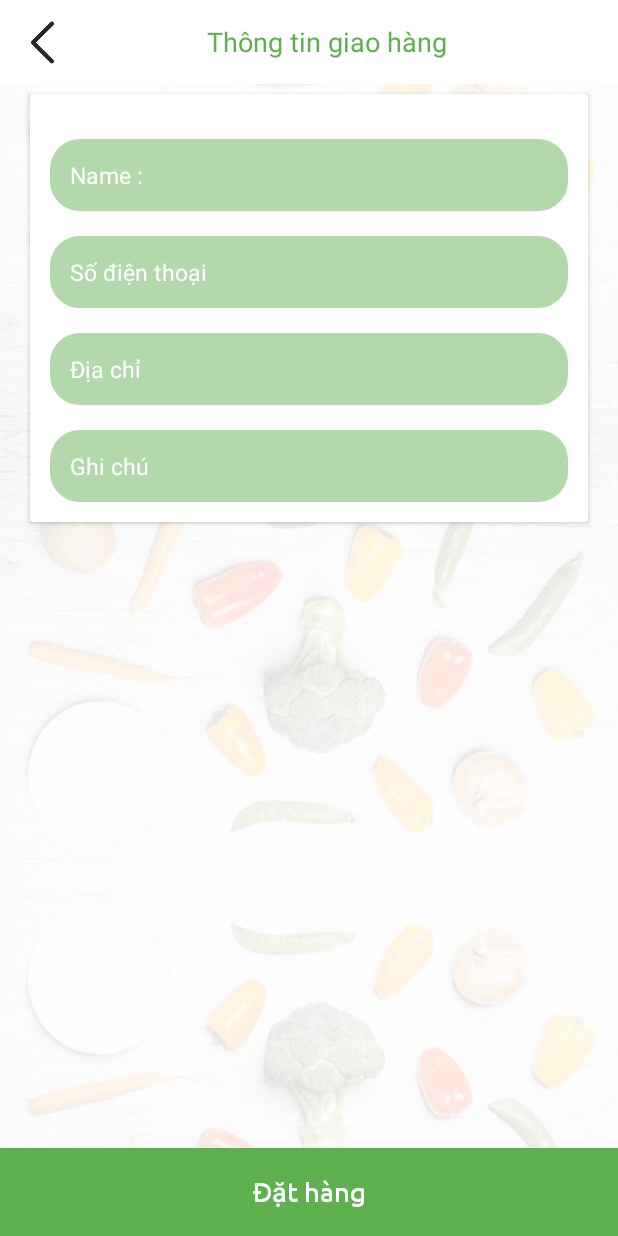
After one commit to billphong/shop-grocey-template, an Android app: the fragment ShipInfoFragment placed in its activity, on a phone screen of 412 x 824 dp. The commit adds this screen. Run offline under Robolectric (Android 15) with nearby library versions, the phone set to English and light mode, and no system bars; our stand-ins replace Volley, sdp/ssp sizes; libraries missing offline, so code that uses them is left out: dmax.dialog; 1 statement that could not run was skipped.

Commit message:
ship info

```diff
--- a/app/src/main/java/com/summit/service/fragment/CartListFragment.java
+++ b/app/src/main/java/com/summit/service/fragment/CartListFragment.java
@@ -134,7 +134,7 @@ public class CartListFragment extends BaseFragment {
     public void onClick(View v) {
 
         if (v == rlCheckOut) {
-            SelectAddressFragment cartFragment = new SelectAddressFragment();
+            ShipInfoFragment cartFragment = new ShipInfoFragment();
             Utils.addNextFragment(getActivity(), cartFragment, CartListFragment.this, true);
         }
     }
--- /dev/null
+++ b/app/src/main/java/com/summit/service/fragment/ShipInfoFragment.java
@@ -0,0 +1,100 @@
+package com.summit.service.fragment;
+
+import android.os.Bundle;
+import android.view.LayoutInflater;
+import android.view.View;
+import android.view.ViewGroup;
+import android.widget.EditText;
+import android.widget.LinearLayout;
+import android.widget.RelativeLayout;
+import android.widget.TextView;
+
+import com.summit.service.Activity.LoginActivity;
+import com.summit.service.Activity.MenuActivity;
+import com.summit.service.GrocerApplication;
+import com.summit.service.R;
+import com.summit.service.db.SqlDbHelpers;
+import com.summit.service.model.order.OrderModel;
+import com.summit.service.model.user.UserModel;
+import com.summit.service.util.Utils;
+
+public class ShipInfoFragment extends BaseFragment {
+
+    private LinearLayout llContainer;
+    private EditText etName;
+    private EditText etPhone;
+    private EditText etAddress;
+    private EditText etInfo;
+    private TextView tvOrder;
+
+    private OrderModel orderModel;
+
+    @Override
+    public View onCreateView(LayoutInflater inflater, ViewGroup container, Bundle savedInstanceState) {
+        final View rootView = inflater.inflate(R.layout.fragment_ship_info, container, false);
+
+        initToolbar();
+        initComponents(rootView);
+
+        return rootView;
+    }
+
+    @Override
+    public void initComponents(View rootView) {
+        llContainer = (LinearLayout) rootView.findViewById(R.id.fragment_ship_info_llContainer);
+
+        etName = (EditText) rootView.findViewById(R.id.fragment_ship_info_etName);
+        etPhone = (EditText) rootView.findViewById(R.id.fragment_ship_info_etPhone);
+        etAddress = (EditText) rootView.findViewById(R.id.fragment_ship_info_etAddress);
+        etInfo = (EditText) rootView.findViewById(R.id.fragment_ship_info_etInfo);
+        tvOrder = (TextView) rootView.findViewById(R.id.fragment_ship_info_tvOrder);
+
+        getData();
+    }
+
+    public void initToolbar() {
+        ((MenuActivity) getActivity()).setUpToolbar(getString(R.string.delivery), true);
+    }
+
+    private void  getData(){
+        SqlDbHelpers sqlDbHelpers = new SqlDbHelpers(getActivity());
+        UserModel userModel = sqlDbHelpers.getUser(GrocerApplication.getmInstance().getSharedPreferences().getString(getString(R.string.preferances_userName), ""));
+        if(userModel != null){
+            etName.setText(userModel.getName());
+            etPhone.setText(userModel.getPhone());
+            etAddress.setText(userModel.getAddress());
+        }
+    }
+
+    @Override
+    public void onClick(View v) {
+        super.onClick(v);
+
+        if(v == tvOrder){
+            //call api save order
+
+        }
+    }
+
+    private void submitForm(){
+        if (etName.getText().toString().trim().isEmpty()) {
+            Utils.snackbar(llContainer, getString(R.string.val_enter_name), true, getActivity());
+        } else if (etPhone.getText().toString().trim().isEmpty()) {
+            Utils.snackbar(llContainer, getString(R.string.val_enter_phone), true, getActivity());
+        } else if (etAddress.getText().toString().trim().isEmpty()) {
+            Utils.snackbar(llContainer, getString(R.string.val_enter_address), true, getActivity());
+        } else {
+
+            orderModel = getOrderModelFromView();
+        }
+    }
+
+    private OrderModel getOrderModelFromView(){
+        OrderModel orderModel = new OrderModel();
+        orderModel.setAddress(etAddress.getText().toString().trim());
+        orderModel.setPhone(etPhone.getText().toString().trim());
+        orderModel.setInfo(etInfo.getText().toString().trim());
+        orderModel.setUserId(GrocerApplication.getmInstance().getSharedPreferences().getInt(getString(R.string.preferances_userId), 0));
+        return orderModel;
+    }
+}
--- /dev/null
+++ b/app/src/main/res/layout/fragment_ship_info.xml
@@ -0,0 +1,100 @@
+<?xml version="1.0" encoding="utf-8"?>
+<com.summit.service.comman.SlidingLinearLayout xmlns:android="http://schemas.android.com/apk/res/android"
+    xmlns:app="http://schemas.android.com/apk/res-auto"
+    android:id="@+id/fragment_ship_info_llContainer"
+    android:layout_width="match_parent"
+    android:layout_height="match_parent"
+    android:background="@drawable/background"
+    android:orientation="vertical">
+
+    <LinearLayout
+        android:layout_width="match_parent"
+        android:layout_height="0dp"
+        android:layout_marginEnd="@dimen/_10sdp"
+        android:layout_marginStart="@dimen/_10sdp"
+        android:layout_weight="1"
+        android:orientation="vertical">
+
+    <android.support.v7.widget.CardView
+        android:layout_width="match_parent"
+        android:layout_height="wrap_content"
+        android:layout_marginEnd="@dimen/_5sdp"
+        android:layout_marginStart="@dimen/_5sdp"
+        android:layout_marginTop="@dimen/_5sdp">
+
+        <LinearLayout
+            android:layout_width="match_parent"
+            android:layout_height="wrap_content"
+            android:layout_gravity="center_vertical"
+            android:layout_margin="@dimen/_10sdp"
+            android:gravity="center_vertical"
+            android:orientation="vertical">
+
+            <com.summit.service.customecomponent.CustomEdittext
+                android:id="@+id/fragment_ship_info_etName"
+                android:layout_marginTop="@dimen/_13sdp"
+                android:hint="@string/name"
+                android:digits="0123456789"
+                android:inputType="number"
+                style="@style/register_edittext"
+                app:font_name="UBUNTU-MEDIUM.TTF" />
+
+            <com.summit.service.customecomponent.CustomEdittext
+                android:id="@+id/fragment_ship_info_etPhone"
+                android:layout_marginTop="@dimen/_13sdp"
+                android:hint="@string/phone"
+                android:digits="0123456789"
+                android:inputType="number"
+                style="@style/register_edittext"
+                app:font_name="UBUNTU-MEDIUM.TTF" />
+
+            <com.summit.service.customecomponent.CustomEdittext
+                android:id="@+id/fragment_ship_info_etAddress"
+                android:layout_marginTop="@dimen/_13sdp"
+                android:hint="@string/address"
+                android:inputType="text"
+                style="@style/register_edittext"
+                app:font_name="UBUNTU-MEDIUM.TTF" />
+
+            <com.summit.service.customecomponent.CustomEdittext
+                android:layout_height="wrap_content"
+                android:id="@+id/fragment_ship_info_etInfo"
+                android:layout_marginTop="@dimen/_13sdp"
+                android:hint="@string/info"
+                android:inputType="text"
+                style="@style/ship_info"
+                app:font_name="UBUNTU-MEDIUM.TTF"
+                android:lines="5"
+                android:maxLines="5"/>
+
+        </LinearLayout>
+    </android.support.v7.widget.CardView>
+
+    </LinearLayout>
+
+        <RelativeLayout
+            android:id="@+id/fragment_ship_info_rlOrder"
+            android:layout_width="match_parent"
+            android:layout_height="@dimen/_45sdp"
+            android:layout_alignParentBottom="true"
+            android:layout_gravity="center_vertical"
+            android:background="@color/colorPrimary">
+
+
+            <com.summit.service.customecomponent.CustomTextView
+                android:id="@+id/fragment_ship_info_tvOrder"
+                android:layout_width="wrap_content"
+                android:layout_height="wrap_content"
+                android:layout_centerInParent="true"
+                android:gravity="center_vertical"
+                android:padding="@dimen/_3sdp"
+                android:text="@string/order"
+                android:textColor="@color/white"
+                android:textSize="@dimen/_14sdp"
+                android:textStyle="bold"
+                app:font_name="UBUNTU-MEDIUM.TTF" />
+
+
+        </RelativeLayout>
+
+</com.summit.service.comman.SlidingLinearLayout>
--- a/app/src/main/res/values/strings.xml
+++ b/app/src/main/res/values/strings.xml
@@ -30,6 +30,7 @@
     <string name="user_name">Tên</string>
     <string name="phone">Số điện thoại</string>
     <string name="address">Địa chỉ</string>
+    <string name="info">Ghi chú</string>
     <string name="btn_signin">Đăng nhập</string>
     <string name="btn_signup">Đăng ký</string>
     <string name="forgot_password">Quên mật khẩu</string>
@@ -119,21 +120,21 @@
     <string name="check_out_now">Thanh toán</string>
     <string name="your_cart_is_empty">Giở hàng trống!</string>
     <string name="shipped">Shipped</string>
-    <string name="order">Order</string>
+    <string name="order">Đặt hàng</string>
     <string name="name">Name :</string>
     <string name="mobile_no">Mobile No :</string>
     <string name="pincode">Pincode :</string>
     <string name="address_lbl">Address :</string>
-    <string name="delivery">Delivery</string>
+    <string name="delivery">Thông tin giao hàng</string>
     <string name="select_delivery_date">Delivery date</string>
     <string name="select_delivery_time">Delivery time</string>
-    <string name="total_items">Total items :</string>
-    <string name="total_amount">Total amount :</string>
-    <string name="lbl_continue">Continue</string>
+    <string name="total_items">Tổng số sản phẩm :</string>
+    <string name="total_amount">Tổng tiền :</string>
+    <string name="lbl_continue">Tiếp tục</string>
     <string name="address_added_success">Address saved successfully.</string>
     <string name="add_shipping_address">Add Shipping Address</string>
     <string name="delivery_date_time">Delivery Date / Time</string>
-    <string name="order_now">Order Now</string>
+    <string name="order_now">Đặt hàng ngay</string>
     <string name="total_items_and_amount">Total items and Amount</string>
     <string name="delivery_address">Delivery Address</string>
     <string name="delivery_charge">Delivery Charge</string>
--- a/app/src/main/res/values/styles.xml
+++ b/app/src/main/res/values/styles.xml
@@ -42,6 +42,21 @@
         <item name="android:textSize">@dimen/_12sdp</item>
         <item name="android:padding">@dimen/_10sdp</item>
         <item name="android:textCursorDrawable">@drawable/color_cursor</item>
+    </style>
+
+    <style name="ship_info">
+        <item name="android:layout_width">match_parent</item>
+        <item name="android:layout_height">wrap_content</item>
+        <item name="android:layout_gravity">center_vertical</item>
+        <item name="android:gravity">center_vertical</item>
+        <item name="android:background">@drawable/edittext_shape</item>
+        <item name="android:textColor">@color/white</item>
+        <item name="android:textColorHint">@color/white</item>
+        <item name="android:textSize">@dimen/_12sdp</item>
+        <item name="android:padding">@dimen/_10sdp</item>
+        <item name="android:textCursorDrawable">@drawable/color_cursor</item>
+        <item name="android:maxLines">10</item>
+        <item name="android:lines">5</item>
     </style>
 
 
```
